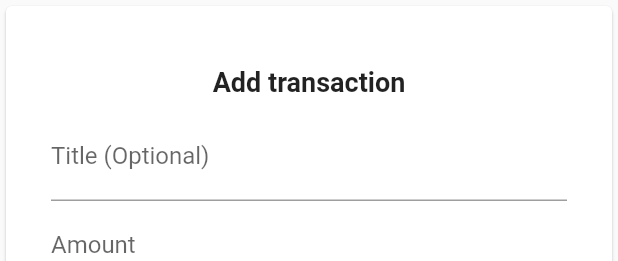
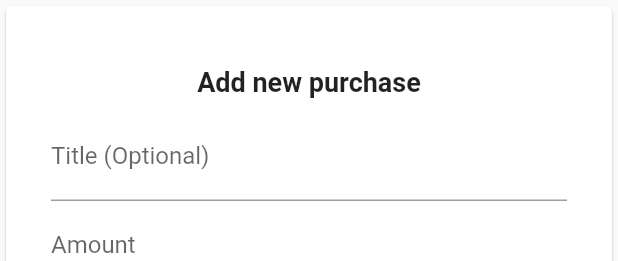
Before and after one commit to adityasundar15/myBasket, a Flutter app: the AddTransactionPopUp widget shown alone on an empty page, opened directly, on a phone screen of 412 x 824 dp. Shown: the top 261 px of the screen. Run offline on Flutter 3.47's test engine with Material 2 defaults, Android fonts, the phone set to English and light mode, and no system bars; our stand-ins replace fl_chart, sqflite, table_calendar; missing offline and left inert: flutter_animated_dialog; accounts and stored records are empty.

Commit message:
Bug fixes

```diff
--- a/lib/shoppingList/shoppingItemtoItem.dart
+++ b/lib/shoppingList/shoppingItemtoItem.dart
@@ -12,10 +12,8 @@ void convertShoppingItemToItem(ShoppingItem shoppingItem) {
       purchaseDate: purchaseDate,
       expiryDate: expiryDate);
   if (allItems.containsKey(convertedItem.expiryDate)) {
-    allItems[convertedItem.expiryDate]!.add(convertedItem);
     kItems[convertedItem.expiryDate]!.add(convertedItem);
   } else {
-    allItems[convertedItem.expiryDate] = [convertedItem];
     kItems[convertedItem.expiryDate] = [convertedItem];
   }
 }
--- a/lib/widgets/profilePage/add_trans_popup.dart
+++ b/lib/widgets/profilePage/add_trans_popup.dart
@@ -1,7 +1,5 @@
 import 'package:flutter/material.dart';
 import 'package:intl/intl.dart';
-
-import '../../models/transaction.dart';
 
 class AddTransactionPopUp extends StatefulWidget {
   const AddTransactionPopUp({super.key});
@@ -62,7 +60,7 @@ class _AddTransactionPopUpState extends State<AddTransactionPopUp> {
                   padding:
                       const EdgeInsets.symmetric(horizontal: 5, vertical: 10),
                   child: const Text(
-                    "Add transaction",
+                    "Add new purchase",
                     style: TextStyle(fontSize: 18, fontWeight: FontWeight.bold),
                   ),
                 ),
```
